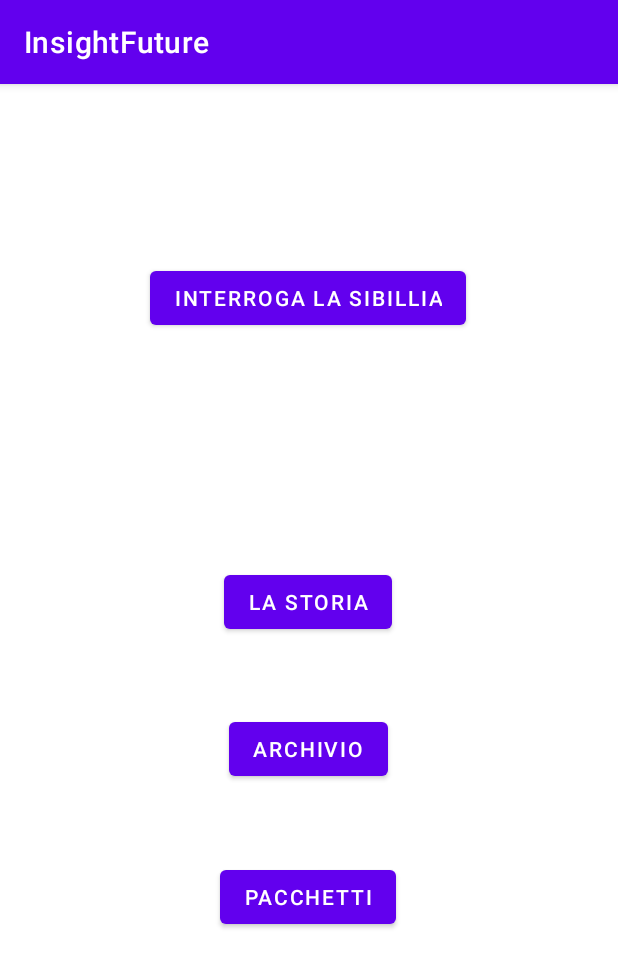
After one commit to carlaboscolo/InsightFuture, an Android app: the Menu screen opened directly, with no data from a screen before it, on a phone screen of 412 x 824 dp. The commit adds this screen. Shown: the top 967 px of the screen. Run offline under Robolectric (Android 15) with nearby library versions, the phone set to English and light mode, and no system bars.

Commit message:
change app launcher with menu

```diff
--- a/app/src/main/AndroidManifest.xml
+++ b/app/src/main/AndroidManifest.xml
@@ -12,6 +12,19 @@
         android:supportsRtl="true"
         android:theme="@style/Theme.InsightFuture"
         tools:targetApi="31">
+        <activity
+            android:name=".Menu"
+            android:exported="true">
+            <intent-filter>
+                <action android:name="android.intent.action.MAIN" />
+
+                <category android:name="android.intent.category.LAUNCHER" />
+            </intent-filter>
+
+            <meta-data
+                android:name="android.app.lib_name"
+                android:value="" />
+        </activity>
         <activity
             android:name=".MainActivity"
             android:exported="true">
--- /dev/null
+++ b/app/src/main/java/com/example/insightfuture/Menu.kt
@@ -0,0 +1,19 @@
+package com.example.insightfuture
+
+import androidx.appcompat.app.AppCompatActivity
+import android.os.Bundle
+import com.example.insightfuture.databinding.ActivityMainBinding
+import com.example.insightfuture.databinding.ActivityMenuBinding
+
+class Menu : AppCompatActivity() {
+
+    private lateinit var binding : ActivityMenuBinding
+
+    override fun onCreate(savedInstanceState: Bundle?) {
+        super.onCreate(savedInstanceState)
+       // setContentView(R.layout.activity_menu)
+        binding = ActivityMenuBinding.inflate(layoutInflater)
+        setContentView(binding.root)
+    }
+
+}
--- /dev/null
+++ b/app/src/main/res/layout/activity_menu.xml
@@ -0,0 +1,58 @@
+<?xml version="1.0" encoding="utf-8"?>
+<androidx.constraintlayout.widget.ConstraintLayout xmlns:android="http://schemas.android.com/apk/res/android"
+    xmlns:app="http://schemas.android.com/apk/res-auto"
+    xmlns:tools="http://schemas.android.com/tools"
+    android:layout_width="match_parent"
+    android:layout_height="match_parent"
+    tools:context=".Menu">
+
+    <Button
+        android:id="@+id/questionSibBtn"
+        android:layout_width="wrap_content"
+        android:layout_height="wrap_content"
+        android:text="@string/interroga_la_sibillia"
+        app:layout_constraintBottom_toBottomOf="parent"
+        app:layout_constraintEnd_toEndOf="parent"
+        app:layout_constraintHorizontal_bias="0.498"
+        app:layout_constraintStart_toStartOf="parent"
+        app:layout_constraintTop_toTopOf="parent"
+        app:layout_constraintVertical_bias="0.165" />
+
+    <Button
+        android:id="@+id/storyBtn"
+        android:layout_width="wrap_content"
+        android:layout_height="wrap_content"
+        android:text="@string/la_storia"
+        app:layout_constraintBottom_toBottomOf="parent"
+        app:layout_constraintEnd_toEndOf="parent"
+        app:layout_constraintHorizontal_bias="0.498"
+        app:layout_constraintStart_toStartOf="parent"
+        app:layout_constraintTop_toBottomOf="@+id/questionSibBtn"
+        app:layout_constraintVertical_bias="0.279" />
+
+    <Button
+        android:id="@+id/archiveBtn"
+        android:layout_width="wrap_content"
+        android:layout_height="wrap_content"
+        android:text="@string/archivio"
+        app:layout_constraintBottom_toBottomOf="parent"
+        app:layout_constraintEnd_toEndOf="parent"
+        app:layout_constraintHorizontal_bias="0.498"
+        app:layout_constraintStart_toStartOf="parent"
+        app:layout_constraintTop_toBottomOf="@+id/storyBtn"
+        app:layout_constraintVertical_bias="0.143" />
+
+    <Button
+        android:id="@+id/packageBtn"
+        android:layout_width="wrap_content"
+        android:layout_height="wrap_content"
+        android:text="@string/pacchetti"
+        app:layout_constraintBottom_toBottomOf="parent"
+        app:layout_constraintEnd_toEndOf="parent"
+        app:layout_constraintHorizontal_bias="0.498"
+        app:layout_constraintStart_toStartOf="parent"
+        app:layout_constraintTop_toBottomOf="@+id/archiveBtn"
+        app:layout_constraintVertical_bias="0.201" />
+
+
+</androidx.constraintlayout.widget.ConstraintLayout>
--- a/app/src/main/res/values/strings.xml
+++ b/app/src/main/res/values/strings.xml
@@ -11,5 +11,9 @@
     <string name="loading">Caricamento...</string>
     <string name="question">Domanda</string>
     <string name="search">Cerca</string>
+    <string name="interroga_la_sibillia">Interroga la Sibillia</string>
+    <string name="la_storia">La storia</string>
+    <string name="archivio">Archivio</string>
+    <string name="pacchetti">Pacchetti</string>
 
 </resources>
```
